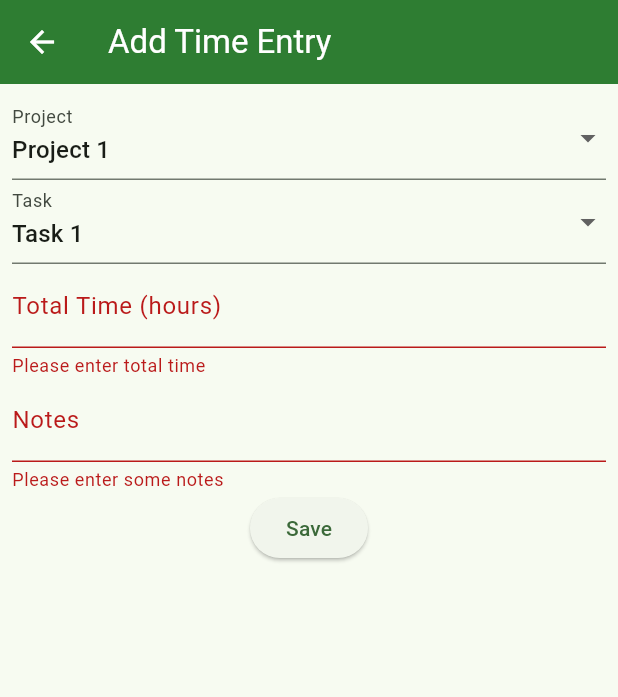
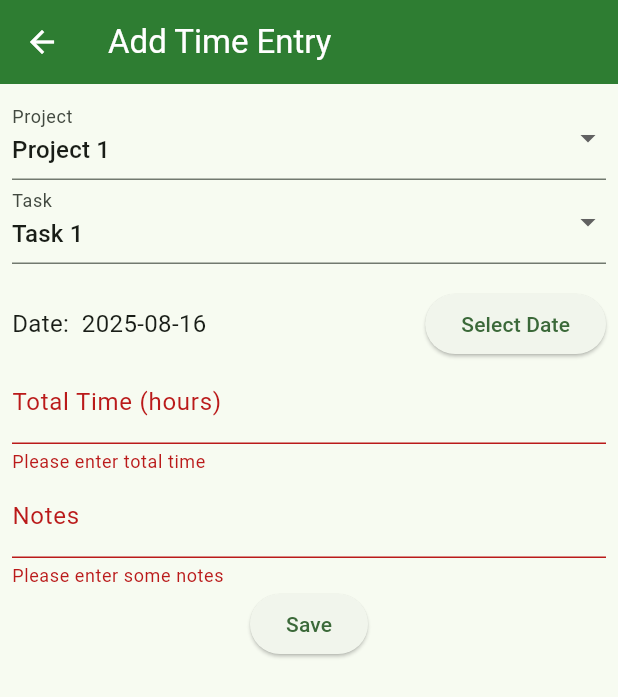
Before and after one commit to RSSerna/IBMTimeTrackingApp, a Flutter app: the AddTimeEntryScreen screen opened directly, after a tap on "Save", on a phone screen of 412 x 824 dp. Shown: the top 697 px of the screen. Run offline on Flutter 3.47's test engine with Material 3 defaults, Android fonts, the phone set to English and light mode, and no system bars; our stand-ins replace localstorage.

Commit message:
Some Changes

```diff
--- a/lib/models/time_entry.dart
+++ b/lib/models/time_entry.dart
@@ -1,3 +1,5 @@
+import 'dart:convert';
+
 class TimeEntry {
   final String id;
   final String projectId;
@@ -14,4 +16,31 @@ class TimeEntry {
     required this.date,
     required this.notes,
   });
+
+  Map<String, dynamic> toMap() {
+    return {
+      'id': id,
+      'projectId': projectId,
+      'taskId': taskId,
+      'totalTime': totalTime,
+      'date': date.millisecondsSinceEpoch,
+      'notes': notes,
+    };
+  }
+
+  factory TimeEntry.fromMap(Map<String, dynamic> map) {
+    return TimeEntry(
+      id: map['id'] ?? '',
+      projectId: map['projectId'] ?? '',
+      taskId: map['taskId'] ?? '',
+      totalTime: map['totalTime']?.toDouble() ?? 0.0,
+      date: DateTime.fromMillisecondsSinceEpoch(map['date']),
+      notes: map['notes'] ?? '',
+    );
+  }
+
+  String toJson() => json.encode(toMap());
+
+  factory TimeEntry.fromJson(String source) =>
+      TimeEntry.fromMap(json.decode(source));
 }
--- a/lib/screens/add_time_entry_screen.dart
+++ b/lib/screens/add_time_entry_screen.dart
@@ -4,7 +4,8 @@ import 'package:time_tracker/models/time_entry.dart';
 import 'package:time_tracker/provider/time_entry_provider.dart';
 
 class AddTimeEntryScreen extends StatefulWidget {
-  const AddTimeEntryScreen({super.key});
+  const AddTimeEntryScreen({super.key, this.timeEntry});
+  final TimeEntry? timeEntry;
 
   @override
   AddTimeEntryScreenState createState() => AddTimeEntryScreenState();
@@ -16,6 +17,19 @@ class AddTimeEntryScreenState extends State<AddTimeEntryScreen> {
   String taskId = 'Task 1';
   double totalTime = 0.0;
   String notes = '';
+  DateTime selectedDate = DateTime.now();
+
+  @override
+  void initState() {
+    if (widget.timeEntry != null) {
+      projectId = widget.timeEntry!.projectId;
+      taskId = widget.timeEntry!.taskId;
+      totalTime = widget.timeEntry!.totalTime;
+      notes = widget.timeEntry!.notes;
+      selectedDate = widget.timeEntry!.date;
+    }
+    super.initState();
+  }
 
   @override
   Widget build(BuildContext context) {
@@ -66,6 +80,33 @@ class AddTimeEntryScreenState extends State<AddTimeEntryScreen> {
                     );
                   }).toList(),
                 ),
+                SizedBox(height: 16),
+                Row(
+                  children: [
+                    Expanded(
+                      child: Text(
+                        'Date: 	${selectedDate.toLocal().toString().split(' ')[0]}',
+                        style: TextStyle(fontSize: 16),
+                      ),
+                    ),
+                    ElevatedButton(
+                      onPressed: () async {
+                        DateTime? picked = await showDatePicker(
+                          context: context,
+                          initialDate: selectedDate,
+                          firstDate: DateTime(2000),
+                          lastDate: DateTime(2100),
+                        );
+                        if (picked != null && picked != selectedDate) {
+                          setState(() {
+                            selectedDate = picked;
+                          });
+                        }
+                      },
+                      child: Text('Select Date'),
+                    ),
+                  ],
+                ),
                 TextFormField(
                   decoration: InputDecoration(labelText: 'Total Time (hours)'),
                   keyboardType: TextInputType.numberWithOptions(decimal: true),
@@ -95,7 +136,7 @@ class AddTimeEntryScreenState extends State<AddTimeEntryScreen> {
                     if (_formKey.currentState!.validate()) {
                       _formKey.currentState!.save();
                       Provider.of<TimeEntryProvider>(context, listen: false)
-                          .addTimeEntry(TimeEntry(
+                          .addOrUpdateEntry(TimeEntry(
                         id: DateTime.now().toString(), // Simple ID generation
                         projectId: projectId,
                         taskId: taskId,
```
Also changed, not shown: lib/provider/time_entry_provider.dart (+33 -17 lines), lib/screens/home_screen.dart (+25 -3 lines), lib/screens/projects_managment_screen.dart (+26 -14 lines), lib/screens/task_managment_screen.dart (+7 -7 lines), lib/widgets/add_project_dialog.dart (+15 -6 lines), lib/widgets/add_task_dialog_widget.dart (+13 -4 lines).
